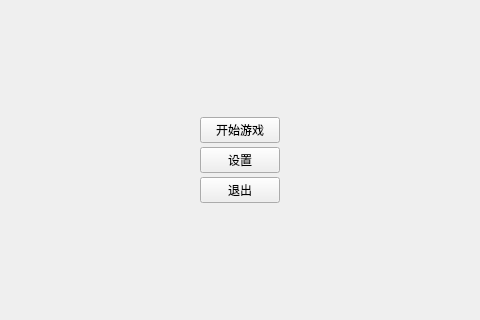
Before: the Qt Designer form client/src/MainWindow.ui in Kez-Jo1909/NO_Flychess, drawn with Qt 5; both pictures show x 160 to 640 and y 129 to 449 of the 800 by 600 pixel window.
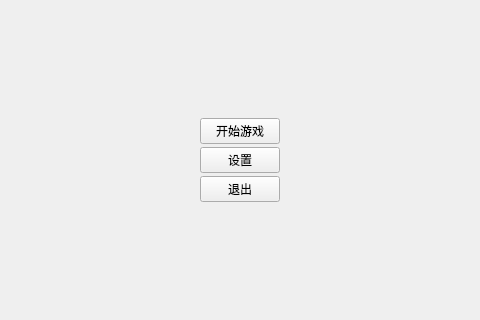
After: the same form once the commit is applied.

Commit message: [add]space自适应

```diff
--- a/client/src/MainWindow.ui
+++ b/client/src/MainWindow.ui
@@ -125,7 +125,7 @@
           <property name="sizeHint" stdset="0">
            <size>
             <width>0</width>
-            <height>4</height>
+            <height>3</height>
            </size>
           </property>
          </spacer>
@@ -205,7 +205,7 @@
           <property name="sizeHint" stdset="0">
            <size>
             <width>0</width>
-            <height>4</height>
+            <height>3</height>
            </size>
           </property>
          </spacer>
```
The commit also changes 1 other file.
